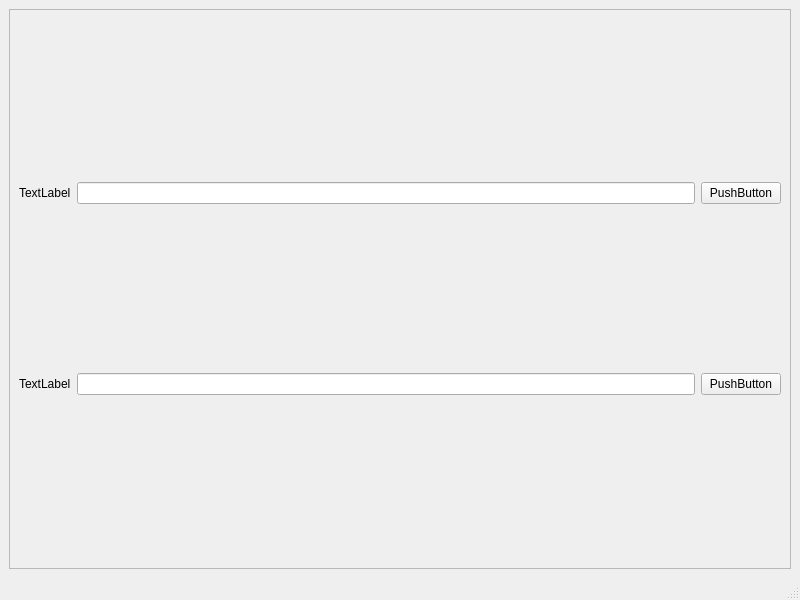
The window that bitmapImageConverter/WioTerminalBitmapConverterGUI.ui (haydn9000/SeeedWioTerminalTestRun) describes before a commit, drawn with Qt 5.
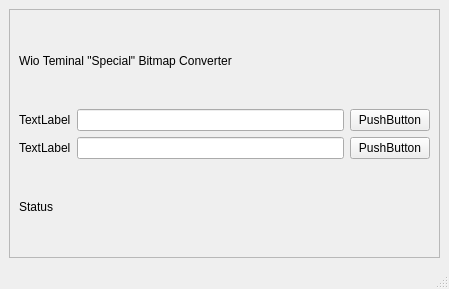
The same window after the commit.

```diff
--- a/bitmapImageConverter/WioTerminalBitmapConverterGUI.ui
+++ b/bitmapImageConverter/WioTerminalBitmapConverterGUI.ui
@@ -6,8 +6,8 @@
    <rect>
     <x>0</x>
     <y>0</y>
-    <width>800</width>
-    <height>600</height>
+    <width>449</width>
+    <height>289</height>
    </rect>
   </property>
   <property name="windowTitle">
@@ -26,40 +26,54 @@
       <layout class="QHBoxLayout" name="horizontalLayout">
        <item>
         <layout class="QGridLayout" name="gridLayout">
-         <item row="0" column="2">
-          <widget class="QPushButton" name="pushButton">
-           <property name="text">
-            <string>PushButton</string>
-           </property>
-          </widget>
-         </item>
-         <item row="0" column="1">
+         <item row="1" column="1">
           <widget class="QLineEdit" name="lineEdit_2"/>
          </item>
-         <item row="1" column="2">
+         <item row="2" column="2">
           <widget class="QPushButton" name="pushButton_2">
            <property name="text">
             <string>PushButton</string>
            </property>
           </widget>
          </item>
-         <item row="1" column="1">
+         <item row="1" column="2">
+          <widget class="QPushButton" name="pushButton">
+           <property name="text">
+            <string>PushButton</string>
+           </property>
+          </widget>
+         </item>
+         <item row="2" column="1">
           <widget class="QLineEdit" name="lineEdit"/>
          </item>
-         <item row="0" column="0">
-          <widget class="QLabel" name="label">
-           <property name="text">
-            <string>TextLabel</string>
-           </property>
-          </widget>
-         </item>
          <item row="1" column="0">
+          <widget class="QLabel" name="label">
+           <property name="text">
+            <string>TextLabel</string>
+           </property>
+          </widget>
+         </item>
+         <item row="2" column="0">
           <widget class="QLabel" name="label_2">
            <property name="text">
             <string>TextLabel</string>
            </property>
           </widget>
          </item>
+         <item row="3" column="0" colspan="2">
+          <widget class="QLabel" name="label_4">
+           <property name="text">
+            <string>Status</string>
+           </property>
+          </widget>
+         </item>
+         <item row="0" column="0" colspan="3">
+          <widget class="QLabel" name="label_3">
+           <property name="text">
+            <string>Wio Teminal &quot;Special&quot; Bitmap Converter</string>
+           </property>
+          </widget>
+         </item>
         </layout>
        </item>
       </layout>
```
Left out of the diff: 4 changed lines with no effect on the pictures.
